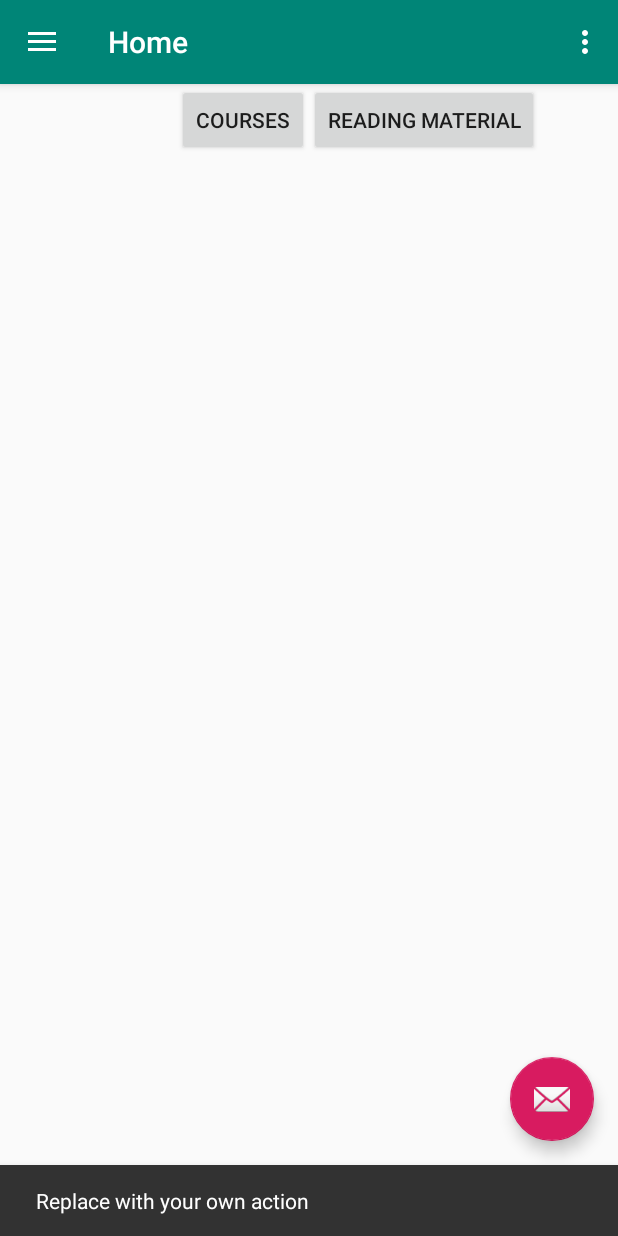
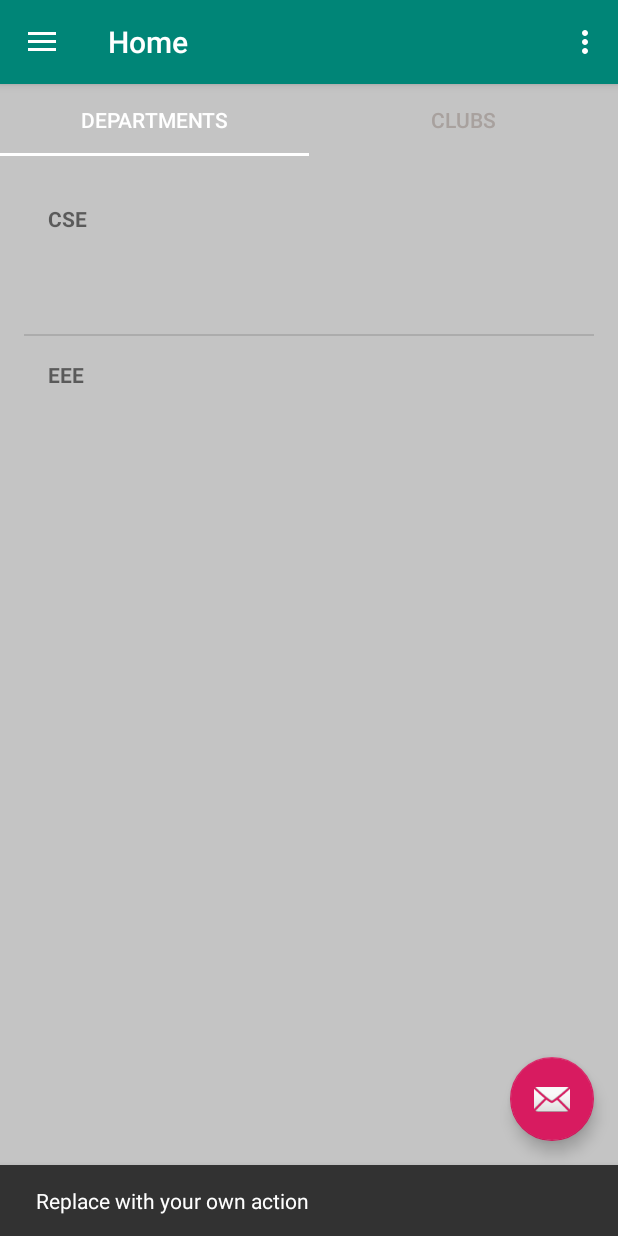
Before and after one commit to KartikeyaSingh03/Kriti_App, an Android app: the screen it shows after launch once a user with an empty profile is signed in (FeedActivity), after a tap on an icon or button, on a phone screen of 412 x 824 dp. Run offline under Robolectric (Android 15) with nearby library versions, the phone set to English and light mode, and no system bars; our stand-ins replace Firebase (no records; nobody signed in at launch, a user with empty details on screens opened directly), navigation-ui.

Commit message:
Fragments within fragments, tab layout, recycler views

```diff
--- /dev/null
+++ b/app/src/main/java/com/example/kriti/ClubsFragment.java
@@ -0,0 +1,105 @@
+package com.example.kriti;
+
+import android.content.Context;
+import android.content.Intent;
+import android.net.Uri;
+import android.os.Bundle;
+
+import androidx.fragment.app.Fragment;
+
+import android.util.Log;
+import android.view.LayoutInflater;
+import android.view.View;
+import android.view.ViewGroup;
+import android.widget.AdapterView;
+import android.widget.ListView;
+import android.widget.TextView;
+
+import java.util.ArrayList;
+
+/**
+ * A simple {@link Fragment} subclass.
+ * Activities that contain this fragment must implement the
+ * to handle interaction events.
+ * Use the {@link CoursesFragment#newInstance} factory method to
+ * create an instance of this fragment.
+ */
+public class ClubsFragment extends Fragment {
+    // TODO: Rename parameter arguments, choose names that match
+    // the fragment initialization parameters, e.g. ARG_ITEM_NUMBER
+    private static final String ARG_PARAM1 = "param1";
+    private static final String ARG_PARAM2 = "param2";
+
+    // TODO: Rename and change types of parameters
+    private String mParam1;
+    private String mParam2;
+
+
+    public ClubsFragment() {
+        // Required empty public constructor
+    }
+
+    /**
+     * Use this factory method to create a new instance of
+     * this fragment using the provided parameters.
+     *
+     * @param param1 Parameter 1.
+     * @param param2 Parameter 2.
+     * @return A new instance of fragment CoursesFragment.
+     */
+    // TODO: Rename and change types and number of parameters
+    public static CoursesFragment newInstance(String param1, String param2) {
+        CoursesFragment fragment = new CoursesFragment();
+        Bundle args = new Bundle();
+        args.putString(ARG_PARAM1, param1);
+        args.putString(ARG_PARAM2, param2);
+        fragment.setArguments(args);
+        return fragment;
+    }
+
+    @Override
+    public void onCreate(Bundle savedInstanceState) {
+        super.onCreate(savedInstanceState);
+        if (getArguments() != null) {
+            mParam1 = getArguments().getString(ARG_PARAM1);
+            mParam2 = getArguments().getString(ARG_PARAM2);
+        }
+    }
+    @Override
+    public View onCreateView(LayoutInflater inflater, ViewGroup container,
+                             Bundle savedInstanceState) {
+        View rootView = inflater.inflate(R.layout.activity_courses, container, false);
+
+        final ArrayList<Item> items = new ArrayList<>();
+
+
+        items.add(new Item("Coding Club", " "));
+
+        items.add(new Item("Finance Club", " "));
+
+
+
+
+
+        ItemAdapter adapter = new ItemAdapter(getActivity(), items);
+        ListView listView = (ListView) rootView.findViewById(R.id.list);
+        listView.setAdapter(adapter);
+        listView.setOnItemClickListener(new AdapterView.OnItemClickListener() {
+            @Override
+            public void onItemClick(AdapterView<?> adapterView, View view, int i, long l) {
+                Item item = items.get(i);
+                Intent intentPost=new Intent(getActivity(),CoursePageActivity.class);
+
+                CoursePageActivity.pageTitle = item.getHeading();
+                startActivity(intentPost);
+
+
+            }
+        });
+        return rootView;
+    }
+
+
+
+
+}
--- /dev/null
+++ b/app/src/main/java/com/example/kriti/DepartmentFragment.java
@@ -0,0 +1,106 @@
+package com.example.kriti;
+
+import android.content.Context;
+import android.content.Intent;
+import android.net.Uri;
+import android.os.Bundle;
+
+import androidx.fragment.app.Fragment;
+
+import android.util.Log;
+import android.view.LayoutInflater;
+import android.view.View;
+import android.view.ViewGroup;
+import android.widget.AdapterView;
+import android.widget.ListView;
+import android.widget.TextView;
+
+import java.util.ArrayList;
+
+/**
+ * A simple {@link Fragment} subclass.
+ * Activities that contain this fragment must implement the
+ * to handle interaction events.
+ * Use the {@link CoursesFragment#newInstance} factory method to
+ * create an instance of this fragment.
+ */
+public class DepartmentFragment extends Fragment {
+    // TODO: Rename parameter arguments, choose names that match
+    // the fragment initialization parameters, e.g. ARG_ITEM_NUMBER
+    private static final String ARG_PARAM1 = "param1";
+    private static final String ARG_PARAM2 = "param2";
+
+    // TODO: Rename and change types of parameters
+    private String mParam1;
+    private String mParam2;
+
+
+    public DepartmentFragment() {
+        // Required empty public constructor
+    }
+
+    /**
+     * Use this factory method to create a new instance of
+     * this fragment using the provided parameters.
+     *
+     * @param param1 Parameter 1.
+     * @param param2 Parameter 2.
+     * @return A new instance of fragment CoursesFragment.
+     */
+    // TODO: Rename and change types and number of parameters
+    public static CoursesFragment newInstance(String param1, String param2) {
+        CoursesFragment fragment = new CoursesFragment();
+        Bundle args = new Bundle();
+        args.putString(ARG_PARAM1, param1);
+        args.putString(ARG_PARAM2, param2);
+        fragment.setArguments(args);
+        return fragment;
+    }
+
+    @Override
+    public void onCreate(Bundle savedInstanceState) {
+        super.onCreate(savedInstanceState);
+        if (getArguments() != null) {
+            mParam1 = getArguments().getString(ARG_PARAM1);
+            mParam2 = getArguments().getString(ARG_PARAM2);
+        }
+    }
+    @Override
+    public View onCreateView(LayoutInflater inflater, ViewGroup container,
+                             Bundle savedInstanceState) {
+        View rootView = inflater.inflate(R.layout.activity_courses, container, false);
+
+        final ArrayList<Item> items = new ArrayList<>();
+
+
+
+            items.add(new Item("CSE", " "));
+            items.add(new Item("EEE", " "));
+
+
+
+
+
+
+        ItemAdapter adapter = new ItemAdapter(getActivity(), items);
+        ListView listView = (ListView) rootView.findViewById(R.id.list);
+        listView.setAdapter(adapter);
+        listView.setOnItemClickListener(new AdapterView.OnItemClickListener() {
+            @Override
+            public void onItemClick(AdapterView<?> adapterView, View view, int i, long l) {
+                Item item = items.get(i);
+                Intent intentPost=new Intent(getActivity(),CoursePageActivity.class);
+
+                CoursePageActivity.pageTitle = item.getHeading();
+                startActivity(intentPost);
+
+
+            }
+        });
+        return rootView;
+    }
+
+
+
+
+}
--- /dev/null
+++ b/app/src/main/java/com/example/kriti/SimpleFragmentPagerAdapter.java
@@ -0,0 +1,46 @@
+package com.example.kriti;
+
+import android.content.Context;
+
+
+import androidx.fragment.app.Fragment;
+import androidx.fragment.app.FragmentManager;
+import androidx.fragment.app.FragmentPagerAdapter;
+
+import com.example.kriti.BlankFragment;
+import com.example.kriti.CoursesFragment;
+import com.example.kriti.R;
+
+/**
+ * Provides the appropriate {@link Fragment} for a view pager.
+ */
+public class SimpleFragmentPagerAdapter extends FragmentPagerAdapter {
+
+    private Context mContext;
+    public SimpleFragmentPagerAdapter(Context context, FragmentManager fm) {
+        super(fm);
+        mContext=context;
+    }
+
+    @Override
+    public Fragment getItem(int position) {
+        if (position == 0) {
+            return new DepartmentFragment();
+        } else
+            return new ClubsFragment();
+
+    }
+
+    @Override
+    public int getCount() {
+        return 2;
+    }
+
+    @Override
+    public CharSequence getPageTitle(int position) {
+        if (position == 0) {
+            return mContext.getString(R.string.department);
+        } else
+            return mContext.getString(R.string.clubs);
+
+}}
--- a/app/src/main/java/com/example/kriti/ui/home/HomeFragment.java
+++ b/app/src/main/java/com/example/kriti/ui/home/HomeFragment.java
@@ -13,11 +13,14 @@ import androidx.annotation.NonNull;
 import androidx.fragment.app.Fragment;
 import androidx.lifecycle.Observer;
 import androidx.lifecycle.ViewModelProviders;
+import androidx.viewpager.widget.ViewPager;
 
 import com.example.kriti.CoursesActivity;
 import com.example.kriti.MainActivity;
 import com.example.kriti.R;
 import com.example.kriti.ReadingMaterialActivity;
+import com.example.kriti.SimpleFragmentPagerAdapter;
+import com.google.android.material.tabs.TabLayout;
 
 public class HomeFragment extends Fragment {
 
@@ -29,31 +32,28 @@ public class HomeFragment extends Fragment {
 
 
 
+
+
+
     public View onCreateView(@NonNull LayoutInflater inflater,
                              ViewGroup container, Bundle savedInstanceState) {
         homeViewModel =
                 ViewModelProviders.of(this).get(HomeViewModel.class);
         View root = inflater.inflate(R.layout.fragment_home, container, false);
-        courses = (Button) root.findViewById(R.id.coursesButton) ;
-        courses.setOnClickListener(new View.OnClickListener(){
-            @Override
-            public void onClick(View v){
-                Intent intentPost=new Intent(getContext(), CoursesActivity.class);
-                startActivity(intentPost);
 
-            }
+        ViewPager viewPager = (ViewPager) root.findViewById(R.id.viewpager);
 
-        });
-         material= (Button) root.findViewById(R.id.readingMaterial) ;
-        material.setOnClickListener(new View.OnClickListener(){
-            @Override
-            public void onClick(View v){
-                Intent intentPost=new Intent(getContext(), ReadingMaterialActivity.class);
-                startActivity(intentPost);
+         SimpleFragmentPagerAdapter adapter = new SimpleFragmentPagerAdapter(getActivity(), getFragmentManager());
 
-            }
+        viewPager.setAdapter(adapter);
 
-        });
+        TabLayout tabLayout = (TabLayout) root.findViewById(R.id.tabs);
+
+        tabLayout.setupWithViewPager(viewPager);
+
+
+
+
 
         return root;
     }
--- a/app/src/main/res/layout/fragment_home.xml
+++ b/app/src/main/res/layout/fragment_home.xml
@@ -4,36 +4,25 @@
     android:layout_width="match_parent"
     android:layout_height="match_parent">
 
-    <LinearLayout
+    <LinearLayout xmlns:android="http://schemas.android.com/apk/res/android"
+        xmlns:tools="http://schemas.android.com/tools"
         android:layout_width="match_parent"
         android:layout_height="match_parent"
-        android:orientation="horizontal">
+        android:orientation="vertical"
+        android:background="@color/cardview_shadow_start_color"
+        tools:context="com.example.android.kriti.HomeFragment">
 
-        <FrameLayout
-            android:layout_width="0dp"
-            android:layout_weight="1"
-            android:layout_height="wrap_content">
+        <com.google.android.material.tabs.TabLayout
 
-            <Button
-                android:layout_width="wrap_content"
-                android:layout_height="wrap_content"
-                android:text="Courses"
-                android:layout_gravity="right"
-                android:id="@+id/coursesButton"
+            android:id="@+id/tabs"
+            style="@style/CategoryTab"
+            android:layout_width="match_parent"
+            android:layout_height="wrap_content" />
 
-                />
-        </FrameLayout>
-        <FrameLayout
-            android:layout_width="0dp"
-            android:layout_weight="1"
-            android:layout_height="wrap_content">
-            <Button
-                android:layout_width="wrap_content"
-                android:layout_height="wrap_content"
-                android:text="Reading Material"
-                android:id="@+id/readingMaterial"
+<androidx.viewpager.widget.ViewPager
+    android:id="@+id/viewpager"
+            android:layout_width="match_parent"
+            android:layout_height="match_parent" />
 
-                /></FrameLayout>
     </LinearLayout>
-
 </androidx.constraintlayout.widget.ConstraintLayout>
--- a/app/src/main/res/values/strings.xml
+++ b/app/src/main/res/values/strings.xml
@@ -8,6 +8,10 @@
     <string name="nav_header_subtitle">android.studio@android.com</string>
     <string name="nav_header_desc">Navigation header</string>
     <string name="action_settings">Settings</string>
+    <string name="courses">COURSES</string>
+    <string name="material">MATERIAL</string>
+    <string name="department">DEPARTMENTS</string>
+    <string name="clubs">CLUBS</string>
 
     <string name="menu_home">Home</string>
     <string name="menu_gallery">Profile</string>
@@ -15,4 +19,7 @@
 
     <string name="menu_share">Logout</string>
 
+    <!-- TODO: Remove or change this placeholder text -->
+    <string name="hello_blank_fragment">Hello blank fragment</string>
+
 </resources>
--- a/app/src/main/res/values/styles.xml
+++ b/app/src/main/res/values/styles.xml
@@ -16,5 +16,21 @@
     <style name="AppTheme.AppBarOverlay" parent="ThemeOverlay.AppCompat.Dark.ActionBar" />
 
     <style name="AppTheme.PopupOverlay" parent="ThemeOverlay.AppCompat.Light" />
+    <style name="MiwokAppBarStyle" parent="Widget.AppCompat.Light.ActionBar.Solid.Inverse">
+        <!-- Remove the shadow below the app bar -->
+        <item name="elevation">0dp</item>
+    </style>
+
+    <!-- Style for a tab that displays a category name -->
+    <style name="CategoryTab" parent="Widget.Design.TabLayout">
+        <item name="tabIndicatorColor">@android:color/white</item>
+        <item name="tabSelectedTextColor">@android:color/white</item>
+        <item name="tabTextAppearance">@style/CategoryTabTextAppearance</item>
+    </style>
+
+    <!-- Text appearance style for a category tab -->
+    <style name="CategoryTabTextAppearance" parent="TextAppearance.Design.Tab">
+        <item name="android:textColor">#A8A19E</item>
+    </style>
 
 </resources>
```
Also changed, not shown: app/src/main/java/com/example/kriti/BlankFragment.java (added, +103 -0 lines), app/src/main/java/com/example/kriti/CoursesFragment.java (added, +105 -0 lines), app/src/main/java/com/example/kriti/MainActivity.java (+0 -20 lines).
